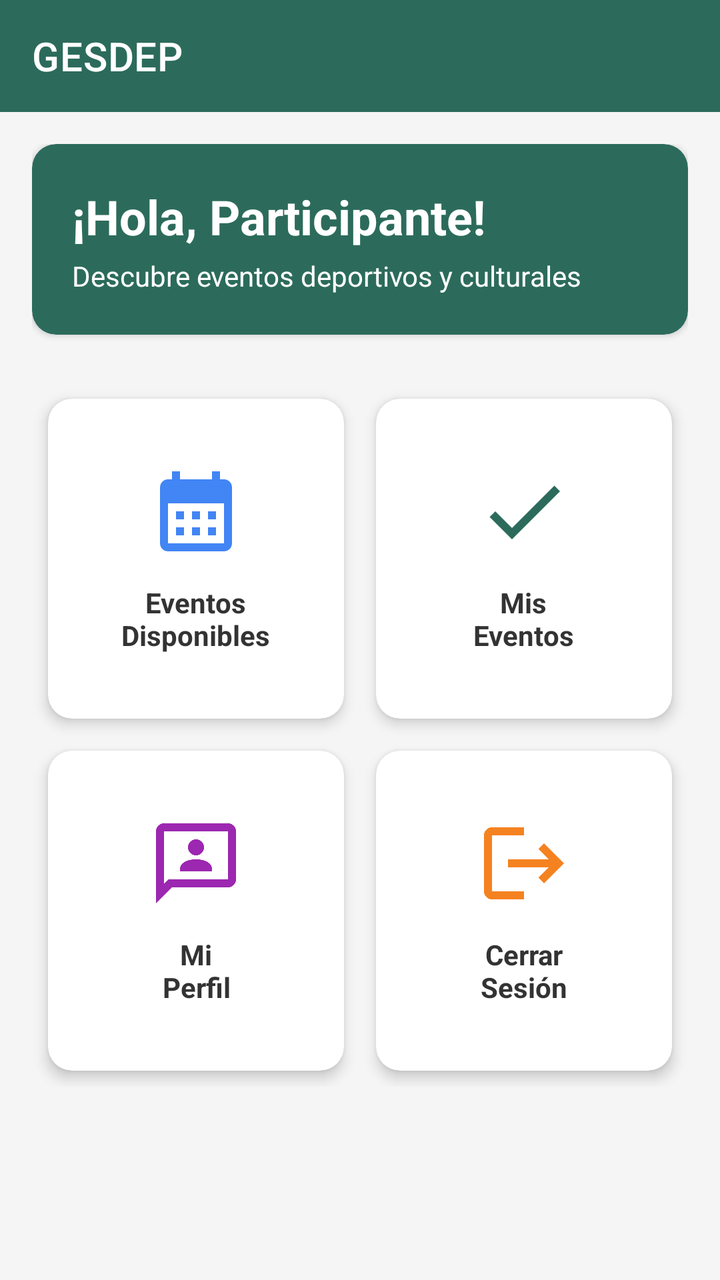
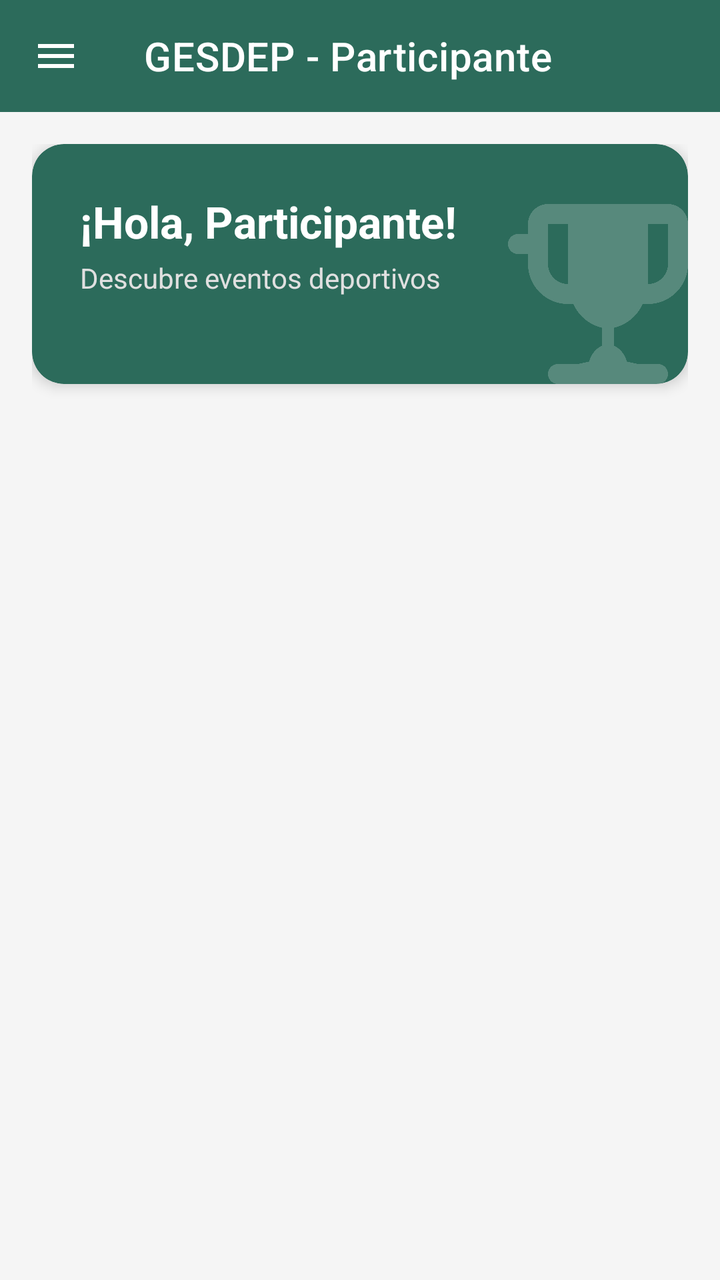

The first picture is an Android layout as it rendered before a commit; the second is the same layout after the commit. The layout source and the unified diff follow.
<!-- AndroidManifest.xml: application theme Theme.GESDEP -->
<!-- res/layout/activity_user_home.xml -->
<?xml version="1.0" encoding="utf-8"?>
<LinearLayout xmlns:android="http://schemas.android.com/apk/res/android"
    xmlns:app="http://schemas.android.com/apk/res-auto"
    android:layout_width="match_parent"
    android:layout_height="match_parent"
    android:orientation="vertical"
    android:background="@color/gray_light">

    
    <com.google.android.material.appbar.MaterialToolbar
        android:id="@+id/toolbar"
        android:layout_width="match_parent"
        android:layout_height="?attr/actionBarSize"
        android:background="@color/green_primary"
        app:title="GESDEP"
        app:titleTextColor="@color/white" />

    <ScrollView
        android:layout_width="match_parent"
        android:layout_height="match_parent">

        <LinearLayout
            android:layout_width="match_parent"
            android:layout_height="wrap_content"
            android:orientation="vertical"
            android:padding="16dp">

            
            <com.google.android.material.card.MaterialCardView
                android:layout_width="match_parent"
                android:layout_height="wrap_content"
                android:layout_marginBottom="24dp"
                app:cardCornerRadius="12dp"
                app:cardElevation="2dp"
                app:cardBackgroundColor="@color/green_primary">

                <LinearLayout
                    android:layout_width="match_parent"
                    android:layout_height="wrap_content"
                    android:orientation="vertical"
                    android:padding="20dp">

                    <TextView
                        android:id="@+id/tvWelcome"
                        android:layout_width="wrap_content"
                        android:layout_height="wrap_content"
                        android:text="¡Hola, Participante!"
                        android:textSize="24sp"
                        android:textColor="@color/white"
                        android:textStyle="bold"
                        android:layout_marginBottom="4dp" />

                    <TextView
                        android:layout_width="wrap_content"
                        android:layout_height="wrap_content"
                        android:text="Descubre eventos deportivos y culturales"
                        android:textSize="14sp"
                        android:textColor="@color/white" />
                </LinearLayout>
            </com.google.android.material.card.MaterialCardView>

            
            <GridLayout
                android:layout_width="match_parent"
                android:layout_height="wrap_content"
                android:columnCount="2"
                android:rowCount="2"
                android:alignmentMode="alignBounds"
                android:columnOrderPreserved="false">

                
                <androidx.cardview.widget.CardView
                    android:id="@+id/cardEvents"
                    android:layout_width="0dp"
                    android:layout_height="160dp"
                    android:layout_row="0"
                    android:layout_column="0"
                    android:layout_rowWeight="1"
                    android:layout_columnWeight="1"
                    android:layout_margin="8dp"
                    app:cardCornerRadius="12dp"
                    app:cardElevation="4dp">

                    <LinearLayout
                        android:layout_width="match_parent"
                        android:layout_height="match_parent"
                        android:orientation="vertical"
                        android:gravity="center"
                        android:padding="16dp">

                        <ImageView
                            android:layout_width="48dp"
                            android:layout_height="48dp"
                            android:src="@drawable/ic_calendar"
                            app:tint="@color/blue_button"
                            android:layout_marginBottom="12dp" />

                        <TextView
                            android:layout_width="wrap_content"
                            android:layout_height="wrap_content"
                            android:text="Eventos\nDisponibles"
                            android:textSize="14sp"
                            android:textColor="@color/gray_dark"
                            android:textStyle="bold"
                            android:textAlignment="center" />
                    </LinearLayout>
                </androidx.cardview.widget.CardView>

                
                <androidx.cardview.widget.CardView
                    android:id="@+id/cardMyEvents"
                    android:layout_width="0dp"
                    android:layout_height="160dp"
                    android:layout_row="0"
                    android:layout_column="1"
                    android:layout_rowWeight="1"
                    android:layout_columnWeight="1"
                    android:layout_margin="8dp"
                    app:cardCornerRadius="12dp"
                    app:cardElevation="4dp">

                    <LinearLayout
                        android:layout_width="match_parent"
                        android:layout_height="match_parent"
                        android:orientation="vertical"
                        android:gravity="center"
                        android:padding="16dp">

                        <ImageView
                            android:layout_width="48dp"
                            android:layout_height="48dp"
                            android:src="@drawable/ic_check"
                            app:tint="@color/green_primary"
                            android:layout_marginBottom="12dp" />

                        <TextView
                            android:layout_width="wrap_content"
                            android:layout_height="wrap_content"
                            android:text="Mis\nEventos"
                            android:textSize="14sp"
                            android:textColor="@color/gray_dark"
                            android:textStyle="bold"
                            android:textAlignment="center" />
                    </LinearLayout>
                </androidx.cardview.widget.CardView>

                
                <androidx.cardview.widget.CardView
                    android:id="@+id/cardProfile"
                    android:layout_width="0dp"
                    android:layout_height="160dp"
                    android:layout_row="1"
                    android:layout_column="0"
                    android:layout_rowWeight="1"
                    android:layout_columnWeight="1"
                    android:layout_margin="8dp"
                    app:cardCornerRadius="12dp"
                    app:cardElevation="4dp">

                    <LinearLayout
                        android:layout_width="match_parent"
                        android:layout_height="match_parent"
                        android:orientation="vertical"
                        android:gravity="center"
                        android:padding="16dp">

                        <ImageView
                            android:layout_width="48dp"
                            android:layout_height="48dp"
                            android:src="@drawable/ic_person"
                            app:tint="@color/purple_participants"
                            android:layout_marginBottom="12dp" />

                        <TextView
                            android:layout_width="wrap_content"
                            android:layout_height="wrap_content"
                            android:text="Mi\nPerfil"
                            android:textSize="14sp"
                            android:textColor="@color/gray_dark"
                            android:textStyle="bold"
                            android:textAlignment="center" />
                    </LinearLayout>
                </androidx.cardview.widget.CardView>

                
                <androidx.cardview.widget.CardView
                    android:id="@+id/cardLogout"
                    android:layout_width="0dp"
                    android:layout_height="160dp"
                    android:layout_row="1"
                    android:layout_column="1"
                    android:layout_rowWeight="1"
                    android:layout_columnWeight="1"
                    android:layout_margin="8dp"
                    app:cardCornerRadius="12dp"
                    app:cardElevation="4dp">

                    <LinearLayout
                        android:layout_width="match_parent"
                        android:layout_height="match_parent"
                        android:orientation="vertical"
                        android:gravity="center"
                        android:padding="16dp">

                        <ImageView
                            android:layout_width="48dp"
                            android:layout_height="48dp"
                            android:src="@drawable/ic_logout"
                            app:tint="@color/orange_coach"
                            android:layout_marginBottom="12dp" />

                        <TextView
                            android:layout_width="wrap_content"
                            android:layout_height="wrap_content"
                            android:text="Cerrar\nSesión"
                            android:textSize="14sp"
                            android:textColor="@color/gray_dark"
                            android:textStyle="bold"
                            android:textAlignment="center" />
                    </LinearLayout>
                </androidx.cardview.widget.CardView>

            </GridLayout>

        </LinearLayout>
    </ScrollView>

</LinearLayout>
<!-- resources referenced by this layout -->
<resources>
  <color name="blue_button">#4285F4</color>
  <color name="gray_dark">#333333</color>
  <color name="gray_light">#F5F5F5</color>
  <color name="green_primary">#2C6B5B</color>
  <color name="orange_coach">#F58220</color>
  <color name="purple_participants">#9C27B0</color>
  <color name="white">#FFFFFF</color>
  <style name="Theme.GESDEP" parent="Theme.MaterialComponents.DayNight.NoActionBar">
          
          <item name="colorPrimary">@color/green_primary</item>
          <item name="colorPrimaryVariant">@color/green_dark</item>
          <item name="colorOnPrimary">@color/white</item>
  
          
          <item name="colorSecondary">@color/blue_button</item>
          <item name="colorSecondaryVariant">@color/blue_button</item>
          <item name="colorOnSecondary">@color/white</item>
  
          
          <item name="android:statusBarColor">@color/green_primary</item>
  
          
          <item name="android:windowBackground">@color/gray_light</item>
      </style>
  <color name="green_dark">#1E4D40</color>
  <!-- unchanged entries left out for length: 4 -->
</resources>

<!-- the commit's change to res/layout/activity_user_home.xml (unified diff, before → after) -->
@@ -1,228 +1,225 @@
+<?xml version="1.0" encoding="utf-8"?>
+<androidx.drawerlayout.widget.DrawerLayout
+    xmlns:android="http://schemas.android.com/apk/res/android"
+    xmlns:app="http://schemas.android.com/apk/res-auto"
+    xmlns:tools="http://schemas.android.com/tools"
+    android:id="@+id/drawer_layout_user"
+    android:layout_width="match_parent"
+    android:layout_height="match_parent"
+    tools:openDrawer="start">
+
+    <androidx.coordinatorlayout.widget.CoordinatorLayout
+        android:layout_width="match_parent"
+        android:layout_height="match_parent"
+        android:background="@color/gray_light">
+
+        <com.google.android.material.appbar.AppBarLayout
+            android:layout_width="match_parent"
+            android:layout_height="wrap_content"
+            app:elevation="0dp">
+            <com.google.android.material.appbar.MaterialToolbar
+                android:id="@+id/toolbarUser"
+                android:layout_width="match_parent"
+                android:layout_height="?attr/actionBarSize"
+                android:background="@color/green_primary"
+                app:title="GESDEP - Participante"
+                app:titleTextColor="@color/white"
+                app:navigationIcon="@drawable/ic_menu"
+                app:navigationIconTint="@color/white"/>
+        </com.google.android.material.appbar.AppBarLayout>
+
+        <androidx.core.widget.NestedScrollView
+            android:layout_width="match_parent"
+            android:layout_height="match_parent"
+            app:layout_behavior="@string/appbar_scrolling_view_behavior">
+
+            <LinearLayout
+                android:layout_width="match_parent"
+                android:layout_height="wrap_content"
+                android:orientation="vertical"
+                android:padding="16dp">
+
+                <com.google.android.material.card.MaterialCardView
+                    android:layout_width="match_parent"
+                    android:layout_height="wrap_content"
+                    android:layout_marginBottom="24dp"
+                    app:cardCornerRadius="16dp"
+                    app:cardBackgroundColor="@color/green_primary"
+                    app:cardElevation="4dp">
+
+                    <ImageView
+                        android:layout_width="120dp"
+                        android:layout_height="120dp"
+                        android:src="@drawable/ic_trophy"
+                        app:tint="#33FFFFFF"
+                        android:layout_gravity="end|bottom"
+                        android:translationX="20dp"
+                        android:translationY="20dp"/>
+
+                    <LinearLayout
+                        android:layout_width="match_parent"
+                        android:layout_height="wrap_content"
+                        android:orientation="vertical"
+                        android:padding="24dp">
+
+                        <TextView
+                            android:id="@+id/tvWelcomeUser"
+                            android:layout_width="wrap_content"
+                            android:layout_height="wrap_content"
+                            android:text="¡Hola, Participante!"
+                            android:textSize="22sp"
+                            android:textColor="@color/white"
+                            android:textStyle="bold"
+                            android:layout_marginBottom="4dp" />
+
+                        <TextView
+                            android:layout_width="wrap_content"
+                            android:layout_height="wrap_content"
+                            android:text="Descubre eventos deportivos"
+                            android:textSize="14sp"
+                            android:textColor="#E0E0E0" />
+                    </LinearLayout>
+                </com.google.android.material.card.MaterialCardView>
+
+                <LinearLayout
+                    android:layout_width="match_parent"
+                    android:layout_height="wrap_content"
+                    android:orientation="horizontal"
+                    android:layout_marginBottom="16dp"
+                    android:baselineAligned="false">
+
+                    <com.google.android.material.card.MaterialCardView
+                        android:id="@+id/cardEvents"
+                        style="@style/DashboardCardStyle"
+                        android:layout_width="0dp"
+                        android:layout_weight="1"
+                        android:layout_marginEnd="8dp">
+                        <LinearLayout style="@style/DashboardContainerStyle">
+                            <ImageView
+                                style="@style/DashboardIconStyle"
+                                android:src="@drawable/ic_calendar"
+                                app:tint="@color/blue_button" />
+                            <TextView
+                                style="@style/DashboardTextStyle"
+                                android:text="Explorar\nEventos" />
+                        </LinearLayout>
+                    </com.google.android.material.card.MaterialCardView>
+
+                    <com.google.android.material.card.MaterialCardView
+                        android:id="@+id/cardMyEvents"
+                        style="@style/DashboardCardStyle"
+                        android:layout_width="0dp"
+                        android:layout_weight="1"
+                        android:layout_marginStart="8dp">
+                        <LinearLayout style="@style/DashboardContainerStyle">
+                            <ImageView
+                                style="@style/DashboardIconStyle"
+                                android:src="@drawable/ic_check"
+                                app:tint="@color/green_primary" />
+                            <TextView
+                                style="@style/DashboardTextStyle"
+                                android:text="Mis\nInscripciones" />
+                        </LinearLayout>
+                    </com.google.android.material.card.MaterialCardView>
+                </LinearLayout>
+
+                <LinearLayout
+                    android:layout_width="match_parent"
+                    android:layout_height="wrap_content"
+                    android:orientation="horizontal"
+                    android:baselineAligned="false">
+
+                    <com.google.android.material.card.MaterialCardView
+                        android:id="@+id/cardProfile"
+                        style="@style/DashboardCardStyle"
+                        android:layout_width="0dp"
+                        android:layout_weight="1"
+                        android:layout_marginEnd="8dp">
+                        <LinearLayout style="@style/DashboardContainerStyle">
+                            <ImageView
+                                style="@style/DashboardIconStyle"
+                                android:src="@drawable/ic_person"
+                                app:tint="@color/purple_participants" />
+                            <TextView
+                                style="@style/DashboardTextStyle"
+                                android:text="Mi\nPerfil" />
+                        </LinearLayout>
+                    </com.google.android.material.card.MaterialCardView>
+
+                    <com.google.android.material.card.MaterialCardView
+                        android:id="@+id/cardLogout"
+                        style="@style/DashboardCardStyle"
+                        android:layout_width="0dp"
+                        android:layout_weight="1"
+                        android:layout_marginStart="8dp">
+                        <LinearLayout style="@style/DashboardContainerStyle">
+                            <ImageView
+                                style="@style/DashboardIconStyle"
+                                android:src="@drawable/ic_logout"
+                                app:tint="#D32F2F" />
+                            <TextView
+                                style="@style/DashboardTextStyle"
+                                android:text="Cerrar\nSesión"
+                                android:textColor="#D32F2F"/>
+                        </LinearLayout>
+                    </com.google.android.material.card.MaterialCardView>
+                </LinearLayout>
+
+            </LinearLayout>
+        </androidx.core.widget.NestedScrollView>
+
+    </androidx.coordinatorlayout.widget.CoordinatorLayout>
+
+    <com.google.android.material.navigation.NavigationView
+        android:id="@+id/nav_view_user"
+        android:layout_width="wrap_content"
+        android:layout_height="match_parent"
+        android:layout_gravity="start"
+        android:fitsSystemWindows="true"
+        app:headerLayout="@layout/nav_header"
+        app:menu="@menu/drawer_user"
+        app:itemIconTint="@color/green_primary"
+        app:itemTextColor="@color/gray_dark"/>
+
+</androidx.drawerlayout.widget.DrawerLayout>
+<!-- res/layout/nav_header.xml (included above) -->
 <?xml version="1.0" encoding="utf-8"?>
 <LinearLayout xmlns:android="http://schemas.android.com/apk/res/android"
     xmlns:app="http://schemas.android.com/apk/res-auto"
     android:layout_width="match_parent"
-    android:layout_height="match_parent"
+    android:layout_height="176dp"
+    android:background="@color/green_primary"
+    android:gravity="bottom"
     android:orientation="vertical"
-    android:background="@color/gray_light">
-
-    
-    <com.google.android.material.appbar.MaterialToolbar
-        android:id="@+id/toolbar"
+    android:padding="16dp"
+    android:theme="@style/ThemeOverlay.AppCompat.Dark">
+
+    <ImageView
+        android:id="@+id/imgNavHeader"
+        android:layout_width="64dp"
+        android:layout_height="64dp"
+        android:src="@drawable/ic_trophy"
+        app:tint="@color/white"
+        android:background="@drawable/circle_background"
+        android:padding="12dp"
+        android:contentDescription="Foto de perfil" />
+
+    <TextView
+        android:id="@+id/tvNavName"
         android:layout_width="match_parent"
-        android:layout_height="?attr/actionBarSize"
-        android:background="@color/green_primary"
-        app:title="GESDEP"
-        app:titleTextColor="@color/white" />
-
-    <ScrollView
-        android:layout_width="match_parent"
-        android:layout_height="match_parent">
-
-        <LinearLayout
-            android:layout_width="match_parent"
-            android:layout_height="wrap_content"
-            android:orientation="vertical"
-            android:padding="16dp">
-
-            
-            <com.google.android.material.card.MaterialCardView
-                android:layout_width="match_parent"
-                android:layout_height="wrap_content"
-                android:layout_marginBottom="24dp"
-                app:cardCornerRadius="12dp"
-                app:cardElevation="2dp"
-                app:cardBackgroundColor="@color/green_primary">
-
-                <LinearLayout
-                    android:layout_width="match_parent"
-                    android:layout_height="wrap_content"
-                    android:orientation="vertical"
-                    android:padding="20dp">
-
-                    <TextView
-                        android:id="@+id/tvWelcome"
-                        android:layout_width="wrap_content"
-                        android:layout_height="wrap_content"
-                        android:text="¡Hola, Participante!"
-                        android:textSize="24sp"
-                        android:textColor="@color/white"
-                        android:textStyle="bold"
-                        android:layout_marginBottom="4dp" />
-
-                    <TextView
-                        android:layout_width="wrap_content"
-                        android:layout_height="wrap_content"
-                        android:text="Descubre eventos deportivos y culturales"
-                        android:textSize="14sp"
-                        android:textColor="@color/white" />
-                </LinearLayout>
-            </com.google.android.material.card.MaterialCardView>
-
-            
-            <GridLayout
-                android:layout_width="match_parent"
-                android:layout_height="wrap_content"
-                android:columnCount="2"
-                android:rowCount="2"
-                android:alignmentMode="alignBounds"
-                android:columnOrderPreserved="false">
-
-                
-                <androidx.cardview.widget.CardView
-                    android:id="@+id/cardEvents"
-                    android:layout_width="0dp"
-                    android:layout_height="160dp"
-                    android:layout_row="0"
-                    android:layout_column="0"
-                    android:layout_rowWeight="1"
-                    android:layout_columnWeight="1"
-                    android:layout_margin="8dp"
-                    app:cardCornerRadius="12dp"
-                    app:cardElevation="4dp">
-
-                    <LinearLayout
-                        android:layout_width="match_parent"
-                        android:layout_height="match_parent"
-                        android:orientation="vertical"
-                        android:gravity="center"
-                        android:padding="16dp">
-
-                        <ImageView
-                            android:layout_width="48dp"
-                            android:layout_height="48dp"
-                            android:src="@drawable/ic_calendar"
-                            app:tint="@color/blue_button"
-                            android:layout_marginBottom="12dp" />
-
-                        <TextView
-                            android:layout_width="wrap_content"
-                            android:layout_height="wrap_content"
-                            android:text="Eventos\nDisponibles"
-                            android:textSize="14sp"
-                            android:textColor="@color/gray_dark"
-                            android:textStyle="bold"
-                            android:textAlignment="center" />
-                    </LinearLayout>
-                </androidx.cardview.widget.CardView>
-
-                
-                <androidx.cardview.widget.CardView
-                    android:id="@+id/cardMyEvents"
-                    android:layout_width="0dp"
-                    android:layout_height="160dp"
-                    android:layout_row="0"
-                    android:layout_column="1"
-                    android:layout_rowWeight="1"
-                    android:layout_columnWeight="1"
-                    android:layout_margin="8dp"
-                    app:cardCornerRadius="12dp"
-                    app:cardElevation="4dp">
-
-                    <LinearLayout
-                        android:layout_width="match_parent"
-                        android:layout_height="match_parent"
-                        android:orientation="vertical"
-                        android:gravity="center"
-                        android:padding="16dp">
-
-                        <ImageView
-                            android:layout_width="48dp"
-                            android:layout_height="48dp"
-                            android:src="@drawable/ic_check"
-                            app:tint="@color/green_primary"
-                            android:layout_marginBottom="12dp" />
-
-                        <TextView
-                            android:layout_width="wrap_content"
-                            android:layout_height="wrap_content"
-                            android:text="Mis\nEventos"
-                            android:textSize="14sp"
-                            android:textColor="@color/gray_dark"
-                            android:textStyle="bold"
-                            android:textAlignment="center" />
-                    </LinearLayout>
-                </androidx.cardview.widget.CardView>
-
-                
-                <androidx.cardview.widget.CardView
-                    android:id="@+id/cardProfile"
-                    android:layout_width="0dp"
-                    android:layout_height="160dp"
-                    android:layout_row="1"
-                    android:layout_column="0"
-                    android:layout_rowWeight="1"
-                    android:layout_columnWeight="1"
-                    android:layout_margin="8dp"
-                    app:cardCornerRadius="12dp"
-                    app:cardElevation="4dp">
-
-                    <LinearLayout
-                        android:layout_width="match_parent"
-                        android:layout_height="match_parent"
-                        android:orientation="vertical"
-                        android:gravity="center"
-                        android:padding="16dp">
-
-                        <ImageView
-                            android:layout_width="48dp"
-                            android:layout_height="48dp"
-                            android:src="@drawable/ic_person"
-                            app:tint="@color/purple_participants"
-                            android:layout_marginBottom="12dp" />
-
-                        <TextView
-                            android:layout_width="wrap_content"
-                            android:layout_height="wrap_content"
-                            android:text="Mi\nPerfil"
-                            android:textSize="14sp"
-                            android:textColor="@color/gray_dark"
-                            android:textStyle="bold"
-                            android:textAlignment="center" />
-                    </LinearLayout>
-                </androidx.cardview.widget.CardView>
-
-                
-                <androidx.cardview.widget.CardView
-                    android:id="@+id/cardLogout"
-                    android:layout_width="0dp"
-                    android:layout_height="160dp"
-                    android:layout_row="1"
-                    android:layout_column="1"
-                    android:layout_rowWeight="1"
-                    android:layout_columnWeight="1"
-                    android:layout_margin="8dp"
-                    app:cardCornerRadius="12dp"
-                    app:cardElevation="4dp">
-
-                    <LinearLayout
-                        android:layout_width="match_parent"
-                        android:layout_height="match_parent"
-                        android:orientation="vertical"
-                        android:gravity="center"
-                        android:padding="16dp">
-
-                        <ImageView
-                            android:layout_width="48dp"
-                            android:layout_height="48dp"
-                            android:src="@drawable/ic_logout"
-                            app:tint="@color/orange_coach"
-                            android:layout_marginBottom="12dp" />
-
-                        <TextView
-                            android:layout_width="wrap_content"
-                            android:layout_height="wrap_content"
-                            android:text="Cerrar\nSesión"
-                            android:textSize="14sp"
-                            android:textColor="@color/gray_dark"
-                            android:textStyle="bold"
-                            android:textAlignment="center" />
-                    </LinearLayout>
-                </androidx.cardview.widget.CardView>
-
-            </GridLayout>
-
-        </LinearLayout>
-    </ScrollView>
+        android:layout_height="wrap_content"
+        android:paddingTop="8dp"
+        android:text="Nombre de Usuario"
+        android:textAppearance="@style/TextAppearance.AppCompat.Body1"
+        android:textColor="@color/white"
+        android:textStyle="bold" />
+
+    <TextView
+        android:id="@+id/tvNavEmail"
+        android:layout_width="wrap_content"
+        android:layout_height="wrap_content"
+        android:text="usuario@gesdep.com"
+        android:textColor="#E0E0E0"
+        android:textSize="14sp" />
 
 </LinearLayout>
<!-- resource entries referenced after the edit -->
@@ -4,24 +4,75 @@
   <color name="gray_dark">#333333</color>
   <color name="gray_light">#F5F5F5</color>
   <color name="green_primary">#2C6B5B</color>
-  <color name="orange_coach">#F58220</color>
   <color name="purple_participants">#9C27B0</color>
   <color name="white">#FFFFFF</color>
+  <!-- drawable circle_background (drawable) -->
+  <?xml version="1.0" encoding="utf-8"?>
+  <shape xmlns:android="http://schemas.android.com/apk/res/android"
+      android:shape="oval">
+      <solid android:color="#2C6B5B" />
+      <size
+          android:width="120dp"
+          android:height="120dp" />
+  </shape>
+  <!-- drawable ic_menu (drawable) -->
+  <vector xmlns:android="http://schemas.android.com/apk/res/android"
+      android:width="24dp"
+      android:height="24dp"
+      android:viewportWidth="24"
+      android:viewportHeight="24">
+      <path
+          android:fillColor="#FFFFFF"
+          android:pathData="M3,6h18v2H3V6zM3,11h18v2H3V11zM3,16h18v2H3V16z"/>
+  </vector>
+  <!-- drawable ic_trophy (drawable) -->
+  <vector xmlns:android="http://schemas.android.com/apk/res/android"
+      android:width="24dp"
+      android:height="24dp"
+      android:viewportWidth="24"
+      android:viewportHeight="24">
+      <path
+          android:fillColor="#FFFFFF"
+          android:pathData="M6,2C4.9,2 4,2.9 4,4V5H3C2.45,5 2,5.45 2,6C2,6.55 2.45,7 3,7H4V8C4,10.21 5.79,12 8,12H8.54C9.06,13.19 10.12,14.07 11.41,14.38V16.17C10.77,16.45 10.31,17.05 10.11,17.76L9,18H7C6.45,18 6,18.45 6,19C6,19.55 6.45,20 7,20H17C17.55,20 18,19.55 18,19C18,18.45 17.55,18 17,18H15L13.89,17.76C13.69,17.05 13.23,16.45 12.59,16.17V14.38C13.88,14.07 14.94,13.19 15.46,12H16C18.21,12 20,10.21 20,8V7H21C21.55,7 22,6.55 22,6C22,5.45 21.55,5 21,5H20V4C20,2.9 19.1,2 18,2H6ZM6,4H8V7C8,8.66 9.34,10 11,10H13C14.66,10 16,8.66 16,7V4H18V5V7V8C18,9.1 17.1,10 16,10V7C16,5.34 14.66,4 13,4H11C9.34,4 8,5.34 8,7V10C6.9,10 6,9.1 6,8V7V5V4Z"/>
+  </vector>
+  <style name="DashboardCardStyle" parent="Widget.MaterialComponents.CardView">
+          <item name="cardCornerRadius">16dp</item>
+          <item name="cardElevation">2dp</item>
+          <item name="cardBackgroundColor">@color/white</item>
+          <item name="android:clickable">true</item>
+          <item name="android:focusable">true</item>
+          <item name="android:foreground">?attr/selectableItemBackground</item>
+      </style>
+  <style name="DashboardContainerStyle">
+          <item name="android:layout_width">match_parent</item>
+          <item name="android:layout_height">140dp</item> <item name="android:orientation">vertical</item>
+          <item name="android:gravity">center</item>
+          <item name="android:padding">16dp</item>
+      </style>
+  <style name="DashboardIconStyle">
+          <item name="android:layout_width">48dp</item>
+          <item name="android:layout_height">48dp</item>
+          <item name="android:layout_marginBottom">12dp</item>
+      </style>
+  <style name="DashboardTextStyle">
+          <item name="android:layout_width">wrap_content</item>
+          <item name="android:layout_height">wrap_content</item>
+          <item name="android:textSize">13sp</item>
+          <item name="android:textColor">@color/gray_dark</item>
+          <item name="android:textStyle">bold</item>
+          <item name="android:textAlignment">center</item>
+      </style>
   <style name="Theme.GESDEP" parent="Theme.MaterialComponents.DayNight.NoActionBar">
-          
           <item name="colorPrimary">@color/green_primary</item>
           <item name="colorPrimaryVariant">@color/green_dark</item>
           <item name="colorOnPrimary">@color/white</item>
   
-          
           <item name="colorSecondary">@color/blue_button</item>
           <item name="colorSecondaryVariant">@color/blue_button</item>
           <item name="colorOnSecondary">@color/white</item>
   
-          
           <item name="android:statusBarColor">@color/green_primary</item>
   
-          
           <item name="android:windowBackground">@color/gray_light</item>
       </style>
   <color name="green_dark">#1E4D40</color>
